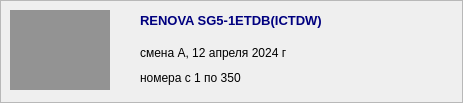
First picture: the form in label_print/ui/card.ui, repository shagi80/pyQt_LabelPrint, before the edit.
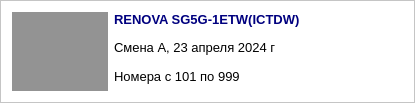
Second picture: the form after the edit.

Commit message: Update story card list with layout.

What changed in the file:
```diff
--- a/label_print/ui/card.ui
+++ b/label_print/ui/card.ui
@@ -6,68 +6,77 @@
    <rect>
     <x>0</x>
     <y>0</y>
-    <width>463</width>
+    <width>415</width>
     <height>103</height>
    </rect>
   </property>
   <property name="windowTitle">
    <string>Frame</string>
   </property>
+  <property name="styleSheet">
+   <string notr="true">background-color: rgb(255, 255, 255);</string>
+  </property>
   <property name="frameShape">
    <enum>QFrame::StyledPanel</enum>
   </property>
+  <layout class="QHBoxLayout" name="horizontalLayout" stretch="1,3">
+   <item>
   <widget class="QWidget" name="widget" native="true">
-   <property name="geometry">
-    <rect>
-     <x>10</x>
-     <y>10</y>
-     <width>100</width>
-     <height>80</height>
-    </rect>
+     <property name="sizePolicy">
+      <sizepolicy hsizetype="Expanding" vsizetype="Preferred">
+       <horstretch>1</horstretch>
+       <verstretch>1</verstretch>
+      </sizepolicy>
    </property>
    <property name="styleSheet">
     <string notr="true">background-color: rgb(147, 147, 147);</string>
    </property>
   </widget>
+   </item>
+   <item>
+    <layout class="QVBoxLayout" name="verticalLayout">
+     <item>
   <widget class="QLabel" name="label">
-   <property name="geometry">
-    <rect>
-     <x>140</x>
-     <y>10</y>
-     <width>311</width>
-     <height>21</height>
-    </rect>
-   </property>
    <property name="text">
-    <string>&lt;html&gt;&lt;head/&gt;&lt;body&gt;&lt;p&gt;&lt;span style=&quot; font-size:10pt; font-weight:600; color:#00007f;&quot;&gt;RENOVA SG5-1ETDB(ICTDW)&lt;/span&gt;&lt;/p&gt;&lt;/body&gt;&lt;/html&gt;</string>
-   </property>
-  </widget>
-  <widget class="QLabel" name="label_2">
-   <property name="geometry">
-    <rect>
-     <x>140</x>
-     <y>45</y>
-     <width>311</width>
-     <height>16</height>
-    </rect>
-   </property>
-   <property name="text">
-    <string>смена А, 12 апреля 2024 г</string>
-   </property>
-  </widget>
+        <string>&lt;html&gt;&lt;head/&gt;&lt;body&gt;&lt;p&gt;&lt;span style=&quot; font-size:10pt; font-weight:600; color:#00007f;&quot;&gt;RENOVA SG5G-1ETW(ICTDW)&lt;/span&gt;&lt;/p&gt;&lt;/body&gt;&lt;/html&gt;</string>
+       </property>
+       <property name="alignment">
+        <set>Qt::AlignLeading|Qt::AlignLeft|Qt::AlignTop</set>
+       </property>
+       <property name="wordWrap">
+        <bool>true</bool>
+       </property>
+      </widget>
+     </item>
+     <item>
   <widget class="QLabel" name="label_3">
-   <property name="geometry">
-    <rect>
-     <x>140</x>
-     <y>70</y>
-     <width>311</width>
-     <height>16</height>
-    </rect>
-   </property>
+       <property name="text">
+        <string>&lt;html&gt;&lt;head/&gt;&lt;body&gt;&lt;p&gt;&lt;span style=&quot; font-size:10pt;&quot;&gt;Смена А, 23 апреля 2024 г&lt;/span&gt;&lt;/p&gt;&lt;/body&gt;&lt;/html&gt;</string>
+       </property>
+       <property name="alignment">
+        <set>Qt::AlignLeading|Qt::AlignLeft|Qt::AlignTop</set>
+       </property>
+       <property name="wordWrap">
+        <bool>false</bool>
+       </property>
+      </widget>
+     </item>
+     <item>
+      <widget class="QLabel" name="label_2">
    <property name="text">
-    <string>номера с 1 по 350</string>
-   </property>
-  </widget>
+        <string>&lt;html&gt;&lt;head/&gt;&lt;body&gt;&lt;p&gt;&lt;span style=&quot; font-size:10pt;&quot;&gt;Номера с 101 по 999&lt;/span&gt;&lt;/p&gt;&lt;/body&gt;&lt;/html&gt;</string>
+       </property>
+       <property name="alignment">
+        <set>Qt::AlignLeading|Qt::AlignLeft|Qt::AlignTop</set>
+       </property>
+       <property name="wordWrap">
+        <bool>false</bool>
+       </property>
+      </widget>
+     </item>
+    </layout>
+   </item>
+  </layout>
  </widget>
  <resources/>
  <connections/>
```
Lines whose indentation alone changed are shown as unchanged. The commit also changes 4 other files.
